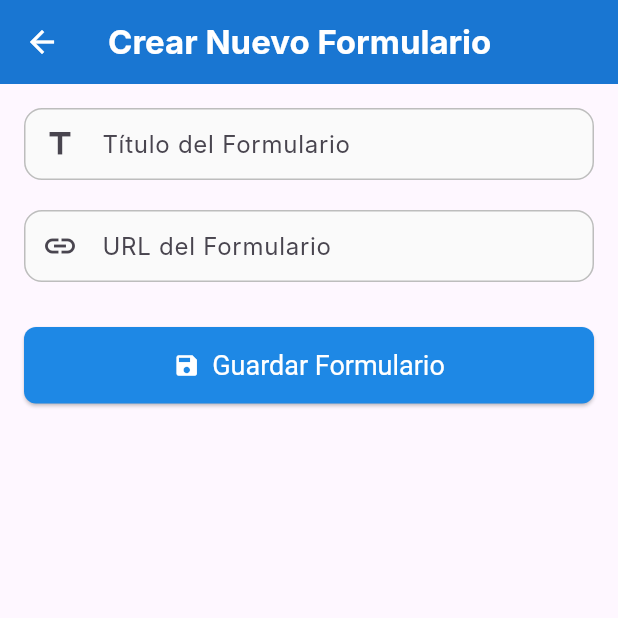
After one commit to Toriel02/form_app, a Flutter app: the TeacherHomeScreen screen opened directly, after a tap on "Crear Nuevo Formulario", on a phone screen of 412 x 824 dp, the top half of it. The commit adds this screen. Run offline on Flutter 3.47's test engine with Material 3 defaults, Android fonts, the phone set to English and light mode, and no system bars; our stand-ins replace cloud_firestore, firebase_auth, firebase_core, image_gallery_saver, permission_handler, qr_flutter; missing offline and left inert: mobile_scanner; accounts and stored records are empty; Roboto replaces fonts that are missing (Inter).

Commit message:
Crear formulario

```diff
--- /dev/null
+++ b/lib/screens/teacher/create_form_screen.dart
@@ -0,0 +1,277 @@
+import 'package:flutter/material.dart';
+import 'package:form_app/services/firestore_services.dart';
+import 'package:qr_flutter/qr_flutter.dart';
+import 'dart:typed_data'; // Para ByteData
+
+// Nuevas importaciones para guardar imagen y manejar permisos
+import 'package:image_gallery_saver/image_gallery_saver.dart';
+import 'package:permission_handler/permission_handler.dart';
+
+class CreateFormScreen extends StatefulWidget {
+  const CreateFormScreen({super.key});
+
+  @override
+  State<CreateFormScreen> createState() => _CreateFormScreenState();
+}
+
+class _CreateFormScreenState extends State<CreateFormScreen> {
+  final TextEditingController _titleController = TextEditingController();
+  final TextEditingController _urlController = TextEditingController();
+  final FirestoreService _firestoreService = FirestoreService();
+
+  Uint8List? _qrImageBytes; // Para almacenar el QR generado en memoria
+
+  @override
+  void dispose() {
+    _titleController.dispose();
+    _urlController.dispose();
+    super.dispose();
+  }
+
+  // Función para solicitar permisos de almacenamiento
+  Future<bool> _requestPermission(Permission permission) async {
+    if (await permission.isGranted) {
+      return true;
+    }
+    final result = await permission.request();
+    return result == PermissionStatus.granted;
+  }
+
+  // Función para guardar el QR en la galería
+  Future<void> _saveQrCode() async {
+    if (_qrImageBytes == null) {
+      ScaffoldMessenger.of(context).showSnackBar(
+        const SnackBar(content: Text('Primero genera un código QR.')),
+      );
+      return;
+    }
+
+    // Solicitar permiso de almacenamiento (específico para Android 10+ o iOS)
+    PermissionStatus status;
+    if (Theme.of(context).platform == TargetPlatform.android) {
+        // En Android 13+ puede ser mejor MediaLibrary o Photos para guardar imágenes
+        // Para simplificar, usamos Storage aquí que cubre versiones anteriores y aún es común.
+        status = await Permission.storage.request();
+    } else {
+        // iOS usa Photos para guardar en la galería
+        status = await Permission.photos.request();
+    }
+
+    if (status.isGranted) {
+      try {
+        final result = await ImageGallerySaver.saveImage(
+          _qrImageBytes!,
+          quality: 80, // Calidad de la imagen (0-100)
+          name: "QR_Formulario_${_titleController.text.replaceAll(' ', '_')}_${DateTime.now().millisecondsSinceEpoch}",
+        );
+        print("QR guardado: $result");
+        if (result['isSuccess']) {
+          ScaffoldMessenger.of(context).showSnackBar(
+            const SnackBar(content: Text('Código QR guardado en la galería!')),
+          );
+        } else {
+          ScaffoldMessenger.of(context).showSnackBar(
+            SnackBar(content: Text('Error al guardar QR: ${result['errorMessage']}')),
+          );
+        }
+      } catch (e) {
+        print('Excepción al guardar QR: $e');
+        ScaffoldMessenger.of(context).showSnackBar(
+          SnackBar(content: Text('Error al guardar el código QR: $e')),
+        );
+      }
+    } else if (status.isDenied) {
+      ScaffoldMessenger.of(context).showSnackBar(
+        const SnackBar(content: Text('Permiso de almacenamiento denegado. No se pudo guardar el QR.')),
+      );
+    } else if (status.isPermanentlyDenied) {
+        ScaffoldMessenger.of(context).showSnackBar(
+            SnackBar(
+                content: const Text('Permiso de almacenamiento permanentemente denegado. Habilítalo en Ajustes.'),
+                action: SnackBarAction(label: 'Abrir Ajustes', onPressed: openAppSettings),
+            ),
+        );
+    }
+  }
+
+  Future<void> _createForm() async {
+    if (_titleController.text.isEmpty || _urlController.text.isEmpty) {
+      ScaffoldMessenger.of(context).showSnackBar(
+        const SnackBar(content: Text('Por favor, ingresa un título y una URL para el formulario.')),
+      );
+      return;
+    }
+
+    ScaffoldMessenger.of(context).showSnackBar(
+      const SnackBar(content: Text('Guardando formulario...')),
+    );
+
+    setState(() {
+      _qrImageBytes = null; // Reiniciar antes de generar uno nuevo
+    });
+
+    String? formId;
+    try {
+      formId = await _firestoreService.addFormToFirestore(
+        titulo: _titleController.text,
+        urlDeForms: _urlController.text,
+        qrCodeUrl: '', // Se mantiene vacío ya que el QR no se guarda en Storage
+      );
+
+      if (formId != null) {
+        ScaffoldMessenger.of(context).showSnackBar(
+          SnackBar(
+            content: Text('Formulario "${_titleController.text}" creado con éxito.'),
+            backgroundColor: Colors.green,
+          ),
+        );
+
+        // Generar la imagen del QR para visualización y posible guardado
+        try {
+          final qrPainter = QrPainter(
+            data: _urlController.text,
+            version: QrVersions.auto,
+            gapless: true,
+          );
+
+          final ByteData? byteData = await qrPainter.toImageData(200);
+          if (byteData != null) {
+            setState(() {
+              _qrImageBytes = byteData.buffer.asUint8List();
+            });
+          } else {
+            print('Advertencia: No se pudo generar ByteData para el QR.');
+          }
+        } catch (qrError) {
+          print('Error al generar la imagen del QR: $qrError');
+          ScaffoldMessenger.of(context).showSnackBar(
+            SnackBar(
+              content: Text('Error al generar la imagen del QR: ${qrError.toString()}'),
+              backgroundColor: Colors.orange,
+            ),
+          );
+        }
+
+        // Limpiar los campos solo si se quiere permitir crear otro
+        // _titleController.clear();
+        // _urlController.clear();
+
+      } else {
+        ScaffoldMessenger.of(context).showSnackBar(
+          const SnackBar(
+            content: Text('Error al crear el formulario en Firestore.'),
+            backgroundColor: Colors.red,
+          ),
+        );
+      }
+    } catch (e) {
+      ScaffoldMessenger.of(context).showSnackBar(
+        SnackBar(
+          content: Text('Ocurrió un error inesperado: $e'),
+          backgroundColor: Colors.red,
+        ),
+      );
+      print('Excepción general al crear formulario: $e');
+    }
+  }
+
+  @override
+  Widget build(BuildContext context) {
+    return Scaffold(
+      appBar: AppBar(
+        title: const Text("Crear Nuevo Formulario"),
+        backgroundColor: Colors.blue.shade700,
+        foregroundColor: Colors.white,
+      ),
+      body: SingleChildScrollView(
+        padding: const EdgeInsets.all(16.0),
+        child: Column(
+          crossAxisAlignment: CrossAxisAlignment.stretch,
+          children: [
+            TextField(
+              controller: _titleController,
+              decoration: const InputDecoration(
+                labelText: 'Título del Formulario',
+                hintText: 'Ej: Encuesta de Satisfacción del Cliente',
+                border: OutlineInputBorder(),
+                prefixIcon: Icon(Icons.title),
+              ),
+              keyboardType: TextInputType.text,
+              textCapitalization: TextCapitalization.sentences,
+            ),
+            const SizedBox(height: 20),
+            TextField(
+              controller: _urlController,
+              decoration: const InputDecoration(
+                labelText: 'URL del Formulario',
+                hintText: 'Ej: https://docs.google.com/forms/d/e/...',
+                border: OutlineInputBorder(),
+                prefixIcon: Icon(Icons.link),
+              ),
+              keyboardType: TextInputType.url,
+            ),
+            const SizedBox(height: 30),
+            ElevatedButton.icon(
+              onPressed: _createForm,
+              icon: const Icon(Icons.save),
+              label: const Text(
+                'Guardar Formulario',
+                style: TextStyle(fontSize: 18),
+              ),
+              style: ElevatedButton.styleFrom(
+                padding: const EdgeInsets.symmetric(vertical: 15),
+                shape: RoundedRectangleBorder(
+                  borderRadius: BorderRadius.circular(8),
+                ),
+                backgroundColor: Colors.blue.shade600,
+                foregroundColor: Colors.white,
+              ),
+            ),
+            const SizedBox(height: 30),
+
+            // Mostrar el QR generado y el botón para guardar
+            if (_qrImageBytes != null)
+              Column(
+                children: [
+                  const Text(
+                    'Código QR Generado:',
+                    style: TextStyle(fontSize: 20, fontWeight: FontWeight.bold),
+                    textAlign: TextAlign.center,
+                  ),
+                  const SizedBox(height: 10),
+                  Image.memory(
+                    _qrImageBytes!,
+                    width: 200,
+                    height: 200,
+                    fit: BoxFit.contain,
+                  ),
+                  const SizedBox(height: 20),
+                  ElevatedButton.icon(
+                    onPressed: _saveQrCode, // Botón para guardar el QR
+                    icon: const Icon(Icons.download),
+                    label: const Text('Guardar QR en Galería'),
+                    style: ElevatedButton.styleFrom(
+                      padding: const EdgeInsets.symmetric(horizontal: 20, vertical: 12),
+                      textStyle: const TextStyle(fontSize: 16),
+                    ),
+                  ),
+                  const SizedBox(height: 20),
+                  const Text(
+                    'Guarda este QR para compartirlo con tus estudiantes.',
+                    style: TextStyle(fontSize: 14, fontStyle: FontStyle.italic, color: Colors.grey),
+                    textAlign: TextAlign.center,
+                  ),
+                ],
+              ),
+            if (_qrImageBytes == null && (_titleController.text.isNotEmpty || _urlController.text.isNotEmpty))
+              const Text(
+                'El QR se mostrará aquí después de guardar el formulario.',
+                style: TextStyle(fontSize: 14, color: Colors.grey),
+                textAlign: TextAlign.center,
+              ),
+          ],
+        ),
+      ),
+    );
+  }
+}
--- a/lib/screens/teacher/teacher_home_screen.dart
+++ b/lib/screens/teacher/teacher_home_screen.dart
@@ -2,6 +2,9 @@ import 'package:flutter/material.dart';
 import 'package:form_app/services/auth_service.dart'; // Asegúrate de que la ruta sea correcta
 import 'package:form_app/screens/auth/login_screen.dart'; // Asegúrate de que la ruta sea correcta
 import 'package:firebase_auth/firebase_auth.dart'; // Importar User de firebase_auth
+
+// Importa la pantalla de creación de formularios
+import 'package:form_app/screens/teacher/create_form_screen.dart'; // <--- Importación clave
 
 class TeacherHomeScreen extends StatefulWidget {
   const TeacherHomeScreen({super.key});
@@ -60,12 +63,51 @@ class _TeacherHomeScreenState extends State<TeacherHomeScreen> {
                 textAlign: TextAlign.center,
               ),
             const SizedBox(height: 32),
-            // Aquí irán las opciones para crear formularios, ver respuestas, etc.
-            // Por ahora, solo un marcador de posición.
-            Text(
-              'Esta es tu pantalla principal como profesor.',
-              style: Theme.of(context).textTheme.bodyLarge,
-              textAlign: TextAlign.center,
+            // Botón para crear nuevo formulario (navegando a una nueva pantalla)
+            ElevatedButton.icon(
+              onPressed: () {
+                Navigator.push(
+                  context,
+                  MaterialPageRoute(builder: (context) => const CreateFormScreen()), // <--- Navegación a la pantalla
+                );
+              },
+              icon: const Icon(Icons.add),
+              label: const Text('Crear Nuevo Formulario'),
+              style: ElevatedButton.styleFrom(
+                padding: const EdgeInsets.symmetric(horizontal: 30, vertical: 15),
+                textStyle: const TextStyle(fontSize: 18),
+              ),
+            ),
+            const SizedBox(height: 20),
+            // Otros botones o contenido para el profesor
+            ElevatedButton.icon(
+              onPressed: () {
+                // TODO: Navegar a la pantalla para ver formularios creados
+                ScaffoldMessenger.of(context).showSnackBar(
+                  const SnackBar(content: Text('Ver Formularios Creados (Próximamente)')),
+                );
+              },
+              icon: const Icon(Icons.list_alt),
+              label: const Text('Ver Mis Formularios'),
+              style: ElevatedButton.styleFrom(
+                padding: const EdgeInsets.symmetric(horizontal: 30, vertical: 15),
+                textStyle: const TextStyle(fontSize: 18),
+              ),
+            ),
+            const SizedBox(height: 20),
+             ElevatedButton.icon(
+              onPressed: () {
+                // TODO: Navegar a la pantalla para ver respuestas
+                ScaffoldMessenger.of(context).showSnackBar(
+                  const SnackBar(content: Text('Ver Respuestas de Formularios (Próximamente)')),
+                );
+              },
+              icon: const Icon(Icons.inbox),
+              label: const Text('Ver Respuestas'),
+              style: ElevatedButton.styleFrom(
+                padding: const EdgeInsets.symmetric(horizontal: 30, vertical: 15),
+                textStyle: const TextStyle(fontSize: 18),
+              ),
             ),
           ],
         ),
```
Also changed, not shown: pubspec.yaml (+7 -9 lines), firebase.json, pubspec.lock, 11 other files.
